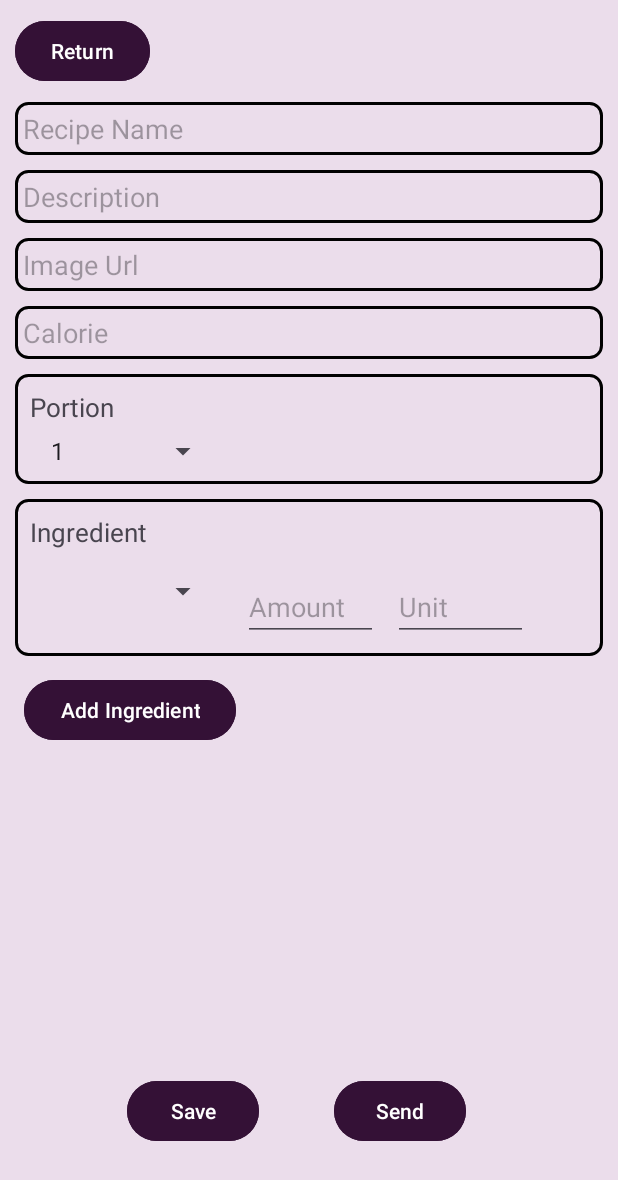
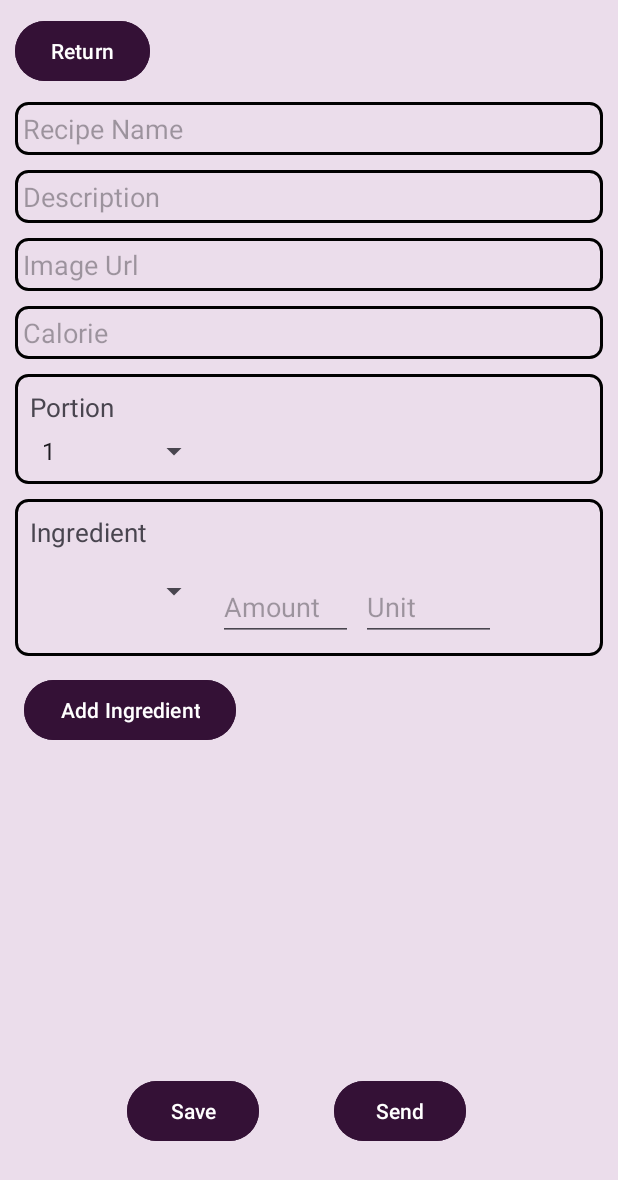
Before and after one commit to nidanurdemirhan/App-cakery, an Android app: the AddRecipeActivity screen opened directly, with no data from a screen before it, on a phone screen of 412 x 824 dp. Shown: the top 1180 px of the screen. Run offline under Robolectric (Android 15) with nearby library versions, the light colour scheme and no system bars; our stand-ins replace Firebase (no records; nobody signed in at launch, a user with empty details on screens opened directly), Picasso.

Commit message:
ui fixed for top bar and add recipe amount-unit bars

```diff
--- a/app/src/main/res/layout/activity_add_recipe.xml
+++ b/app/src/main/res/layout/activity_add_recipe.xml
@@ -126,7 +126,7 @@
                     android:id="@+id/portionSpinner"
                     android:layout_width="120dp"
                     android:layout_height="wrap_content"
-                    android:layout_marginStart="16dp"
+                    android:layout_marginStart="10dp"
                     android:layout_marginEnd="16dp"
                     android:layout_marginBottom="10dp"
                     app:layout_constraintEnd_toEndOf="parent"
@@ -165,8 +165,8 @@
                         android:id="@+id/ingredientSpinner"
                         android:layout_width="120dp"
                         android:layout_height="wrap_content"
-                        android:layout_marginStart="16dp"
-                        android:layout_marginEnd="16dp"
+                        android:layout_marginStart="10dp"
+                        android:layout_marginEnd="5dp"
                         android:layout_marginVertical="10dp" />
                     <EditText
                         android:id="@+id/etAmount"
@@ -182,7 +182,8 @@
                         android:id="@+id/etUnit"
                         android:layout_width="90dp"
                         android:layout_height="45dp"
-                        android:layout_margin="10dp"
+                        android:layout_marginVertical="10dp"
+                        android:layout_marginHorizontal="5dp"
                         android:hint="Unit"
 
                         />
```
Also changed, not shown: app/src/main/res/layout/top_bar.xml (+13 -8 lines).
